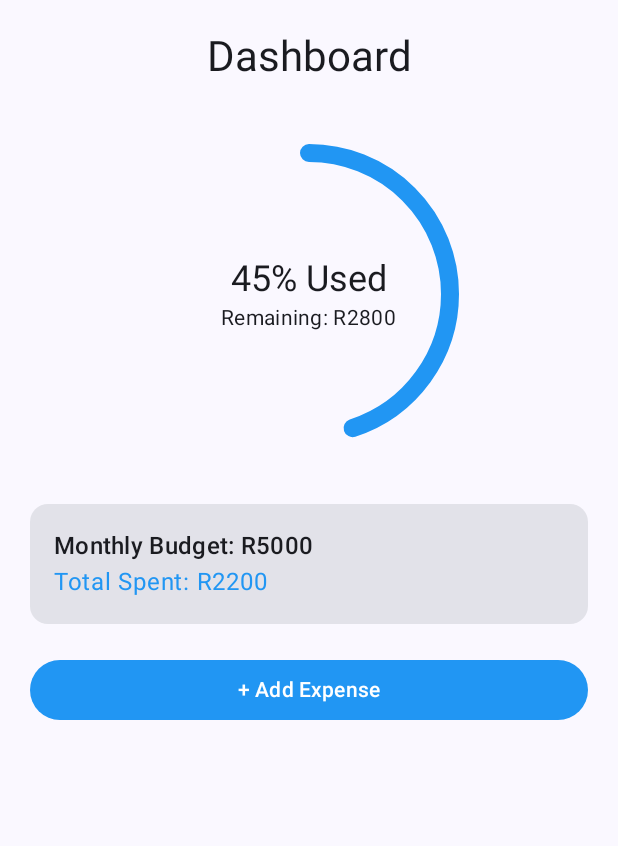
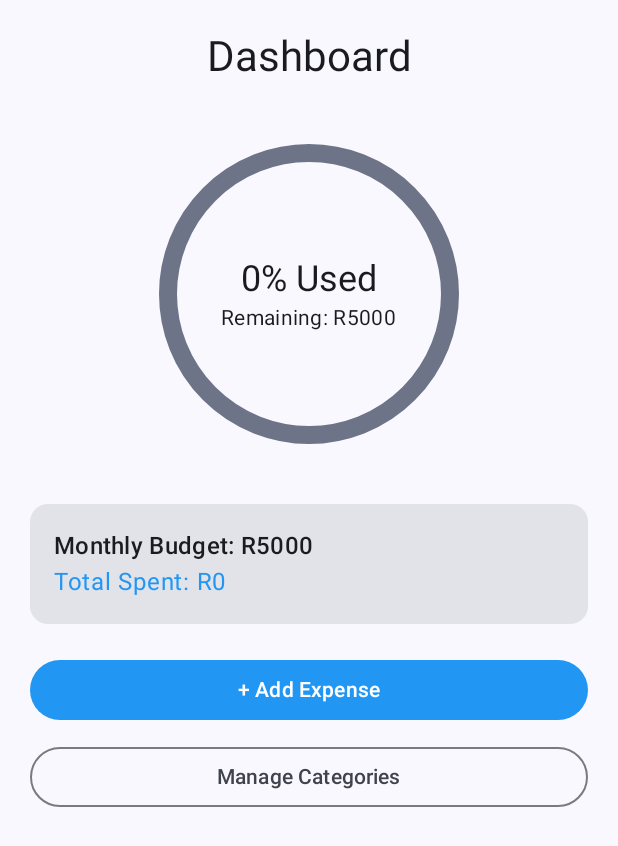
Before and after one commit to ST10367494-JL/pocketPilot2, an Android app built with Jetpack Compose: the screen it shows after launch (MainActivity), on a phone screen of 412 x 824 dp. Shown: the top 846 px of the screen. Run offline under Robolectric (Android 15) with nearby library versions, the light colour scheme and no system bars; our stand-ins replace Room's generated code.

Commit message:
Gradle updated, fixed dashboard screen for full funtionality with the database and the add expenses screen - st10367494

```diff
--- a/app/src/main/java/com/pocketpilot/pocketpilot/MainActivity.kt
+++ b/app/src/main/java/com/pocketpilot/pocketpilot/MainActivity.kt
@@ -4,31 +4,23 @@ import android.os.Bundle
 import androidx.activity.ComponentActivity
 import androidx.activity.compose.setContent
 import androidx.activity.enableEdgeToEdge
-import androidx.compose.foundation.layout.Box
-import androidx.compose.foundation.layout.Column
-import androidx.compose.foundation.layout.PaddingValues
-import androidx.compose.foundation.layout.Spacer
-import androidx.compose.foundation.layout.fillMaxSize
-import androidx.compose.foundation.layout.fillMaxWidth
-import androidx.compose.foundation.layout.height
-import androidx.compose.foundation.layout.padding
-import androidx.compose.foundation.layout.size
-import androidx.compose.material3.Card
-import androidx.compose.material3.CircularProgressIndicator
-import androidx.compose.material3.MaterialTheme
-import androidx.compose.material3.Scaffold
-import androidx.compose.material3.Text
-import androidx.compose.runtime.Composable
+import androidx.compose.foundation.layout.*
+import androidx.compose.material3.*
+import androidx.compose.runtime.*
+import androidx.compose.ui.Alignment
 import androidx.compose.ui.Modifier
-import androidx.compose.ui.tooling.preview.Preview
+import androidx.compose.ui.graphics.Color
+import androidx.compose.ui.platform.LocalContext
+import androidx.compose.ui.unit.dp
+import androidx.lifecycle.ViewModel
+import androidx.lifecycle.ViewModelProvider
+import androidx.lifecycle.viewmodel.compose.viewModel
+import androidx.navigation.compose.*
+import com.pocketpilot.pocketpilot.data.PocketDb
+import com.pocketpilot.pocketpilot.ui.PocketViewModel
+import com.pocketpilot.pocketpilot.ui.expense.AddExpenseScreen
+import com.pocketpilot.pocketpilot.ui.theme.PocketBlue
 import com.pocketpilot.pocketpilot.ui.theme.PocketPilotTheme
-import androidx.compose.ui.Alignment
-import androidx.compose.ui.graphics.Color
-import androidx.compose.ui.semantics.Role.Companion.Button
-import androidx.compose.ui.unit.dp
-import com.pocketpilot.pocketpilot.ui.theme.PocketBlue
-import androidx.compose.material3.Button
-import androidx.compose.material3.ButtonDefaults
 
 class MainActivity : ComponentActivity() {
     override fun onCreate(savedInstanceState: Bundle?) {
@@ -36,23 +28,114 @@ class MainActivity : ComponentActivity() {
         enableEdgeToEdge()
         setContent {
             PocketPilotTheme {
+                val context = LocalContext.current
+                val database = PocketDb.getDatabase(context)
+
+                // Initialize ViewModel with the Database Dao
+                val viewModel: PocketViewModel = viewModel(
+                    factory = object : ViewModelProvider.Factory {
+                        override fun <T : ViewModel> create(modelClass: Class<T>): T {
+                            return PocketViewModel(database.expenseDao()) as T
+                        }
+                    }
+                )
+
+                // Observe Data
+                val expenseList by viewModel.expenses.collectAsState()
+                val totalSpent = expenseList.sumOf { it.expense } // Correctly using .expense from entity
+
+                val progress = (totalSpent / viewModel.monthlyBudget).toFloat()
+                val remaining = "R${(viewModel.monthlyBudget - totalSpent).toInt()}"
+
+                val navController = rememberNavController()
+
                 Scaffold(modifier = Modifier.fillMaxSize()) { innerPadding ->
-                    //  DashboardScreen
-                    DashboardScreen(innerPadding)
+                    NavHost(
+                        navController = navController,
+                        startDestination = "dashboard",
+                        modifier = Modifier.padding(innerPadding)
+                    ) {
+                        composable("dashboard") {
+                            DashboardScreen(
+                                totalSpent = "R${totalSpent.toInt()}",
+                                remaining = remaining,
+                                progress = progress,
+                                onNavigateToExpenses = { navController.navigate("expenses") },
+                                onNavigateToCategories = { navController.navigate("categories") }
+                            )
+                        }
+                        composable("expenses") {
+                            AddExpenseScreen(
+                                viewModel = viewModel,
+                                onBack = { navController.popBackStack() }
+                            )
+                        }
+                        composable("categories") {
+                            CategoryScreen(onBack = { navController.popBackStack() })
+                        }
+                    }
                 }
             }
         }
     }
 }
 
+@Composable
+fun DashboardScreen(
+    totalSpent: String,
+    remaining: String,
+    progress: Float,
+    onNavigateToExpenses: () -> Unit,
+    onNavigateToCategories: () -> Unit
+) {
+    Column(
+        modifier = Modifier
+            .fillMaxSize()
+            .padding(20.dp),
+        horizontalAlignment = Alignment.CenterHorizontally
+    ) {
+        Text(text = "Dashboard", style = MaterialTheme.typography.headlineMedium)
+        Spacer(modifier = Modifier.height(40.dp))
+
+        BudgetCircle(percentage = progress, remainingAmount = remaining)
+
+        Spacer(modifier = Modifier.height(40.dp))
+
+        Card(modifier = Modifier.fillMaxWidth()) {
+            Column(modifier = Modifier.padding(16.dp)) {
+                Text("Monthly Budget: R5000", style = MaterialTheme.typography.titleMedium)
+                Text("Total Spent: $totalSpent", color = PocketBlue)
+            }
+        }
+
+        Spacer(modifier = Modifier.height(20.dp))
+
+        Button(
+            onClick = onNavigateToExpenses,
+            modifier = Modifier.fillMaxWidth(),
+            colors = ButtonDefaults.buttonColors(containerColor = PocketBlue)
+        ) {
+            Text("+ Add Expense")
+        }
+
+        Spacer(modifier = Modifier.height(10.dp))
+
+        OutlinedButton(
+            onClick = onNavigateToCategories,
+            modifier = Modifier.fillMaxWidth()
+        ) {
+            Text("Manage Categories")
+        }
+    }
+}
 
 @Composable
 fun BudgetCircle(percentage: Float, remainingAmount: String) {
     Box(contentAlignment = Alignment.Center, modifier = Modifier.size(200.dp)) {
         CircularProgressIndicator(
-            progress = percentage,
+            progress = { if (percentage > 1f) 1f else percentage },
             modifier = Modifier.fillMaxSize(),
-            color = if (percentage > 0.9f) Color.Red else PocketBlue, // Visual alert if  limit is about to be reached
+            color = if (percentage > 0.9f) Color.Red else PocketBlue,
             strokeWidth = 12.dp
         )
         Column(horizontalAlignment = Alignment.CenterHorizontally) {
@@ -63,39 +146,9 @@ fun BudgetCircle(percentage: Float, remainingAmount: String) {
 }
 
 @Composable
-fun DashboardScreen(innerPadding: PaddingValues) {
-    Column(
-        modifier = Modifier
-            .padding(innerPadding)
-            .fillMaxSize()
-            .padding(20.dp),
-        horizontalAlignment = Alignment.CenterHorizontally
-    ) {
-        Text(text = "Dashboard", style = MaterialTheme.typography.headlineMedium)
-
-        Spacer(modifier = Modifier.height(40.dp))
-
-        //  Circular Progress Component
-        BudgetCircle(percentage = 0.45f, remainingAmount = "R2800")
-
-        Spacer(modifier = Modifier.height(40.dp))
-
-        // Budget Summary Card
-        Card(modifier = Modifier.fillMaxWidth()) {
-            Column(modifier = Modifier.padding(16.dp)) {
-                Text("Monthly Budget: R5000", style = MaterialTheme.typography.titleMedium)
-                Text("Total Spent: R2200", color = PocketBlue)
-            }
-        }
-
-        Spacer(modifier = Modifier.height(20.dp))
-
-        Button(
-            onClick = { /* Navigates to Add Expense */ },
-            modifier = Modifier.fillMaxWidth(),
-            colors = ButtonDefaults.buttonColors(containerColor = PocketBlue)
-        ) {
-            Text("+ Add Expense")
-        }
+fun CategoryScreen(onBack: () -> Unit) {
+    Column(Modifier.fillMaxSize().padding(20.dp)) {
+        Text("Manage Categories", style = MaterialTheme.typography.headlineMedium)
+        Button(onClick = onBack, Modifier.padding(top = 20.dp)) { Text("Back to Dashboard") }
     }
 }
--- a/app/src/main/java/com/pocketpilot/pocketpilot/data/CategoryDao.kt
+++ b/app/src/main/java/com/pocketpilot/pocketpilot/data/CategoryDao.kt
@@ -1,16 +1,15 @@
 package com.pocketpilot.pocketpilot.data
 
-import androidx.room.Dao
-import androidx.room.Delete
-import androidx.room.Insert
-import androidx.room.Query
+import androidx.room.*
 import com.pocketpilot.pocketpilot.data.entities.Category
+import kotlinx.coroutines.flow.Flow // Add this import
 
 @Dao
 interface CategoryDao {
 
+    // Changed to Flow so the Dashboard updates in real-time
     @Query("SELECT * FROM category")
-    fun getAll(): List<Category>
+    fun getAll(): Flow<List<Category>>
 
     @Query("SELECT * from category WHERE categoryId IN (:categoryIds)")
     fun findAllIds(categoryIds: IntArray): List<Category>
@@ -18,9 +17,9 @@ interface CategoryDao {
     @Query("SELECT * FROM category WHERE name LIKE :categoryName LIMIT 1")
     fun findByName(categoryName: String): Category
 
-    @Insert
-    fun insertAll(vararg categories: Category)
+    @Insert(onConflict = OnConflictStrategy.REPLACE)
+    suspend fun insert(category: Category)
 
     @Delete
-    fun delete(category: Category)
+    suspend fun delete(category: Category)
 }
--- a/app/src/main/java/com/pocketpilot/pocketpilot/data/ExpenseDao.kt
+++ b/app/src/main/java/com/pocketpilot/pocketpilot/data/ExpenseDao.kt
@@ -4,63 +4,43 @@ import androidx.room.Dao
 import androidx.room.Insert
 import androidx.room.Query
 import androidx.room.Transaction
+import androidx.room.OnConflictStrategy
 import com.pocketpilot.pocketpilot.data.entities.Category
 import com.pocketpilot.pocketpilot.data.entities.Expense
 import com.pocketpilot.pocketpilot.data.entities.ExpenseWithCategories
 import com.pocketpilot.pocketpilot.data.entities.ExpenseWithCategoryCrossRef
+import kotlinx.coroutines.flow.Flow // CRITICAL for real-time updates
 
 @Dao
 interface ExpenseDao {
+
+    // Changed to Flow so your Dashboard updates automatically!
     @Query("SELECT * FROM expense")
-    fun getAll(): List<Expense>
+    fun getAll(): Flow<List<Expense>>
 
-
-    // the return type ExpenseWithCategories will automatically resolve the all categories
-    // even though it is not directly queried.
-    @Transaction // Use transaction as RoomDB will run two queries
+    @Transaction
     @Query("SELECT * FROM expense")
-    fun getAllExpensesWithCategories(): List<ExpenseWithCategories>
+    fun getAllExpensesWithCategories(): Flow<List<ExpenseWithCategories>>
 
     @Query("SELECT * FROM expense WHERE expenseId = :expenseId")
-    fun getExpenseById(expenseId: Long): Expense
+    suspend fun getExpenseById(expenseId: Long): Expense
 
-    // FIXME(hadley): This seems to be broken as it is not resolving the relation correct but
-    //  the data in the junction table is being created.
     @Transaction
     @Query("SELECT * FROM expense WHERE expenseId = :expenseId")
-    fun getExpenseByIdWithCategories(expenseId: Long): ExpenseWithCategories
+    fun getExpenseByIdWithCategories(expenseId: Long): Flow<ExpenseWithCategories>
 
-    @Insert
-    fun insert(expense: Expense): Long
+    // Use OnConflictStrategy to avoid crashes on duplicate IDs
+    @Insert(onConflict = OnConflictStrategy.REPLACE)
+    suspend fun insert(expense: Expense): Long
 
-    /**
-     * Do use outside of Dao
-     *
-     * this is a helper function
-     * @see getAllExpensesWithCategories
-     */
-    @Insert
-    fun _insertExpenseCategoryCrossRef(vararg crossref: ExpenseWithCategoryCrossRef)
+    @Insert(onConflict = OnConflictStrategy.REPLACE)
+    suspend fun _insertExpenseCategoryCrossRef(vararg crossref: ExpenseWithCategoryCrossRef)
 
-    /**
-     * @param expense expense to add categories to
-     * @param categories 1 or more Categories
-     *
-     * Usage:
-     *
-     * - `addExpenseToCategories(expense1, category1)`
-     * - `addExpenseToCategories(expense1, category1, category2)`
-     */
     @Transaction
-    fun addExpenseToCategories(expense: Expense, vararg categories: Category) {
-        // Create an empty list
-        var crossrefs = mutableListOf<ExpenseWithCategoryCrossRef>();
-        for (category in categories) {
-            crossrefs.add(ExpenseWithCategoryCrossRef(expense.expenseId, category.categoryId))
+    suspend fun addExpenseToCategories(expense: Expense, vararg categories: Category) {
+        val crossrefs = categories.map { category ->
+            ExpenseWithCategoryCrossRef(expense.expenseId, category.categoryId)
         }
-
-        // the '*' operator expands an 'Array' not a list into a vararg
         _insertExpenseCategoryCrossRef(*(crossrefs.toTypedArray()))
-
     }
 }
--- a/app/src/main/java/com/pocketpilot/pocketpilot/data/PocketDb.kt
+++ b/app/src/main/java/com/pocketpilot/pocketpilot/data/PocketDb.kt
@@ -9,27 +9,42 @@ import com.pocketpilot.pocketpilot.data.entities.Category
 import com.pocketpilot.pocketpilot.data.entities.Expense
 import com.pocketpilot.pocketpilot.data.entities.ExpenseWithCategoryCrossRef
 
+import com.pocketpilot.pocketpilot.data.CategoryDao
+
+import com.pocketpilot.pocketpilot.data.ExpenseDao
+
+
 @Database(
     entities = [
         Category::class,
         Expense::class,
         ExpenseWithCategoryCrossRef::class
     ],
-    version = 1
+    version = 1,
+    exportSchema = false
 )
 @TypeConverters(PocketTypeConverters::class)
+
+
 abstract class PocketDb : RoomDatabase() {
     abstract fun categoryDao(): CategoryDao
     abstract fun expenseDao(): ExpenseDao
+
+    companion object {
+        @Volatile
+        private var INSTANCE: PocketDb? = null
+
+        fun getDatabase(context: Context): PocketDb {
+            return INSTANCE ?: synchronized(this) {
+                val instance = Room.databaseBuilder(
+                    context.applicationContext,
+                    PocketDb::class.java,
+                    "pocket_database"
+                ).fallbackToDestructiveMigration()
+                    .build()
+                INSTANCE = instance
+                instance
+            }
+        }
+    }
 }
-
-/**
- * Helper function to create a new database called pocketdb
- * @param context the Android context (use Activity.applicationContext)
- * @see android.content.ContextWrapper.getApplicationContext
- */
-fun createDatabase(context: Context): PocketDb {
-    return Room
-        .databaseBuilder<PocketDb>(context, "pocketdb")
-        .build()
-}
--- /dev/null
+++ b/app/src/main/java/com/pocketpilot/pocketpilot/ui/PocketViewModel.kt
@@ -0,0 +1,29 @@
+package com.pocketpilot.pocketpilot.ui
+
+import androidx.lifecycle.ViewModel
+import androidx.lifecycle.viewModelScope
+import com.pocketpilot.pocketpilot.data.entities.Expense
+import com.pocketpilot.pocketpilot.data.ExpenseDao
+import kotlinx.coroutines.flow.*
+import kotlinx.coroutines.launch
+
+class PocketViewModel(private val expenseDao: ExpenseDao) : ViewModel() {
+
+    // 1. Observe all expenses from DB as a StateFlow
+// Change .getAllExpenses() to .getAll() to match your Dao
+    val expenses: StateFlow<List<Expense>> = expenseDao.getAll()
+        .stateIn(
+            scope = viewModelScope,
+            started = SharingStarted.WhileSubscribed(5000),
+            initialValue = emptyList()
+        )
+
+    val monthlyBudget = 5000.0
+
+    // 2. Save a new expense to the DB
+    fun addExpense(expense: Expense) {
+        viewModelScope.launch {
+            expenseDao.insert(expense)
+        }
+    }
+}
--- a/app/src/main/res/mipmap-anydpi/ic_launcher.xml
+++ /dev/null
@@ -1,6 +0,0 @@
-<?xml version="1.0" encoding="utf-8"?>
-<adaptive-icon xmlns:android="http://schemas.android.com/apk/res/android">
-    <background android:drawable="@drawable/ic_launcher_background" />
-    <foreground android:drawable="@drawable/ic_launcher_foreground" />
-    <monochrome android:drawable="@drawable/ic_launcher_foreground" />
-</adaptive-icon>
--- a/app/src/main/res/mipmap-anydpi/ic_launcher_round.xml
+++ /dev/null
@@ -1,6 +0,0 @@
-<?xml version="1.0" encoding="utf-8"?>
-<adaptive-icon xmlns:android="http://schemas.android.com/apk/res/android">
-    <background android:drawable="@drawable/ic_launcher_background" />
-    <foreground android:drawable="@drawable/ic_launcher_foreground" />
-    <monochrome android:drawable="@drawable/ic_launcher_foreground" />
-</adaptive-icon>
```
Also changed, not shown: app/build.gradle.kts (+14 -15 lines), app/src/main/java/com/pocketpilot/pocketpilot/data/TypeConverters.kt (+4 -19 lines), app/src/main/java/com/pocketpilot/pocketpilot/data/entities/Expense.kt (+10 -17 lines), app/src/main/java/com/pocketpilot/pocketpilot/ui/expense/AddExpenseScreen.kt (+37 -73 lines).
